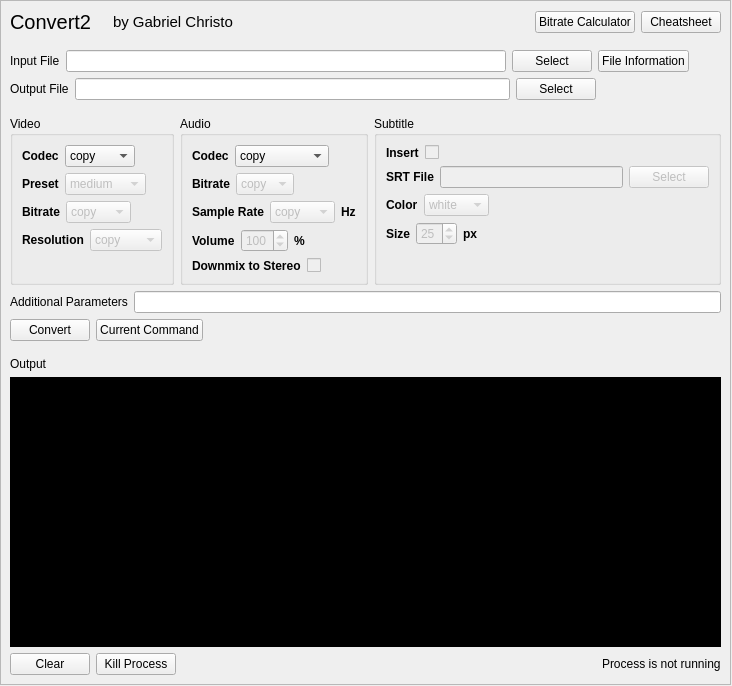
gabrielchristo/convert2, file convert2.ui: the form before one commit.
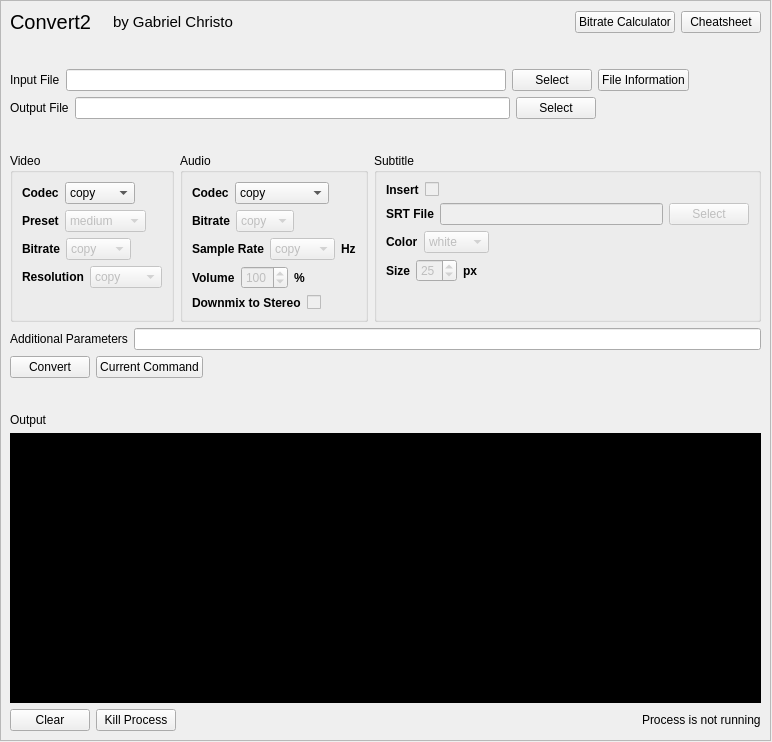
The form after the commit.

```diff
--- a/convert2.ui
+++ b/convert2.ui
@@ -6,8 +6,8 @@
    <rect>
     <x>0</x>
     <y>0</y>
-    <width>732</width>
-    <height>686</height>
+    <width>772</width>
+    <height>742</height>
    </rect>
   </property>
   <property name="windowTitle">
@@ -21,8 +21,8 @@
     <rect>
      <x>0</x>
      <y>0</y>
-     <width>731</width>
-     <height>685</height>
+     <width>771</width>
+     <height>741</height>
     </rect>
    </property>
    <property name="styleSheet">
@@ -36,8 +36,8 @@
      <rect>
       <x>0</x>
       <y>0</y>
-      <width>729</width>
-      <height>683</height>
+      <width>769</width>
+      <height>739</height>
      </rect>
     </property>
     <property name="styleSheet">
```
